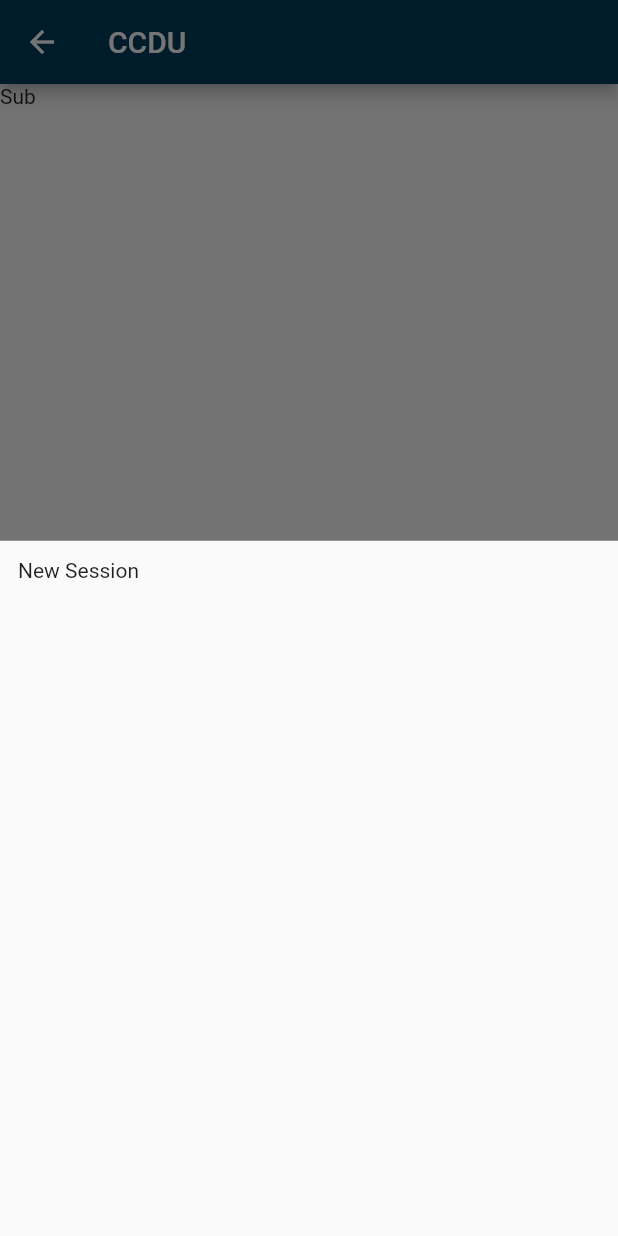
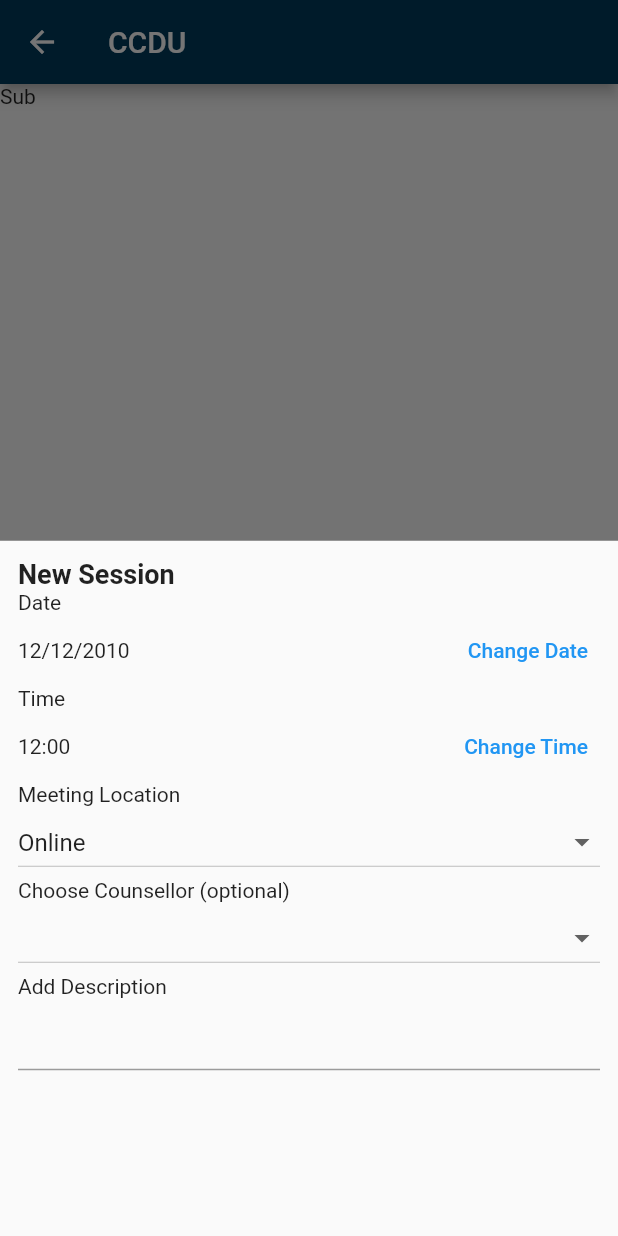
Before and after one commit to givenng6/sdp_wits_services, a Flutter app: the CCDU screen opened directly with empty values, after a tap on "New Session", on a phone screen of 412 x 824 dp. Run offline on Flutter 3.47's test engine with Material 2 defaults, Android fonts, the light colour scheme and no system bars; our stand-ins replace accordion, animated_splash_screen, firebase_core, flutter_hooks, flutter_login, loading_indicator and 2 more; missing offline and left inert: firebase_core_web, shared_preferences_web; accounts and stored records are empty.

Commit message:
ccdu form

```diff
--- a/lib/StudentsApp/CCDU/CCDU.dart
+++ b/lib/StudentsApp/CCDU/CCDU.dart
@@ -17,16 +17,79 @@ class CCDU extends HookWidget{
     var isSubscribed = useState(true);
     data = [email, title, service];
 
+    String meetingLocation = 'Online';
+    String theCounsellor = '';
+    List<String> places = ['Online', 'OnSite'];
+    List<String> counsellors = ['', 'Given', 'Mathebula'];
+
     return Scaffold(
+
+
       appBar: AppBar(title: const Text('CCDU'), backgroundColor: Color(0xff003b5c),),
       floatingActionButton: FloatingActionButton.extended(
         onPressed: (){
           showModalBottomSheet(
               context: context,
               builder: (builder) => Container(
-                height: double.infinity,
+                //height: double.infinity,
                 padding: const EdgeInsets.all(12),
-                child: Text('New Session'),
+                child: Column(
+                 crossAxisAlignment: CrossAxisAlignment.start,
+                  children: [
+                  Text('New Session', style: TextStyle(fontWeight: FontWeight.bold, fontSize: 18),),
+                  Text("Date"),
+                    Row(
+                      mainAxisAlignment: MainAxisAlignment.spaceBetween,
+                      children: [
+                        Text("12/12/2010"),
+                        TextButton(onPressed: (){},
+                            child: Text('Change Date')
+                        ),
+                      ],
+                    ),
+                  Text("Time"),
+                  Row(
+                    mainAxisAlignment: MainAxisAlignment.spaceBetween,
+                    children: [
+                      Text("12:00"),
+                      TextButton(onPressed: (){},
+                          child: Text('Change Time')
+                      ),
+                    ],
+                  ),
+                  Text('Meeting Location'),
+                  DropdownButton(
+                      isExpanded: true,
+                      value: meetingLocation,
+                      items: places.map((String places){
+                        return DropdownMenuItem(
+                          value: places,
+                          child: Text(places),
+                        );
+                      }).toList(),
+                      onChanged: (String? place){
+                        // must update value
+                        meetingLocation = place!;
+                      }),
+                  Text('Choose Counsellor (optional)'),
+                  DropdownButton(
+                      isExpanded: true,
+                      value: theCounsellor,
+                      items: counsellors.map((String counsellors){
+                        return DropdownMenuItem(
+                          value: counsellors,
+                          child: Text(counsellors),
+                        );
+                      }).toList(),
+                      onChanged: (String? counsellor){
+                        // must update value
+                        theCounsellor = counsellor!;
+                      }),
+                Text('Add Description'),
+                TextField(
+
+                  )
+                ],)
               ),
           );
         },
```
